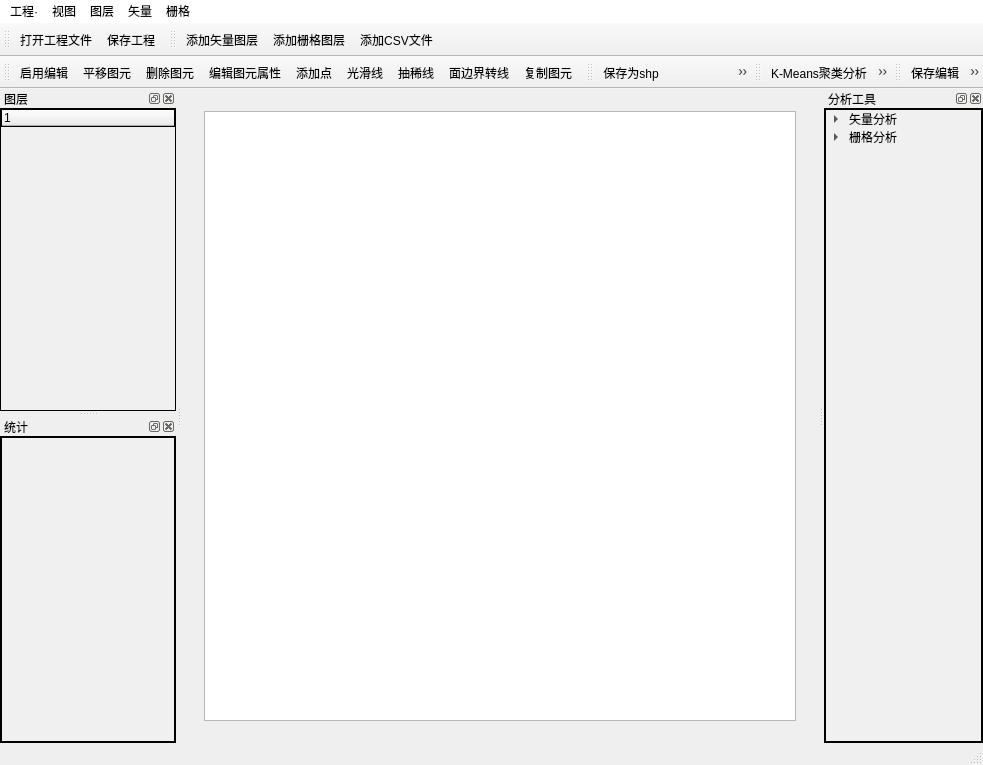
clydesanchez/SearchJourney, file SearchJourney/MainWidget.ui: the form before one commit.
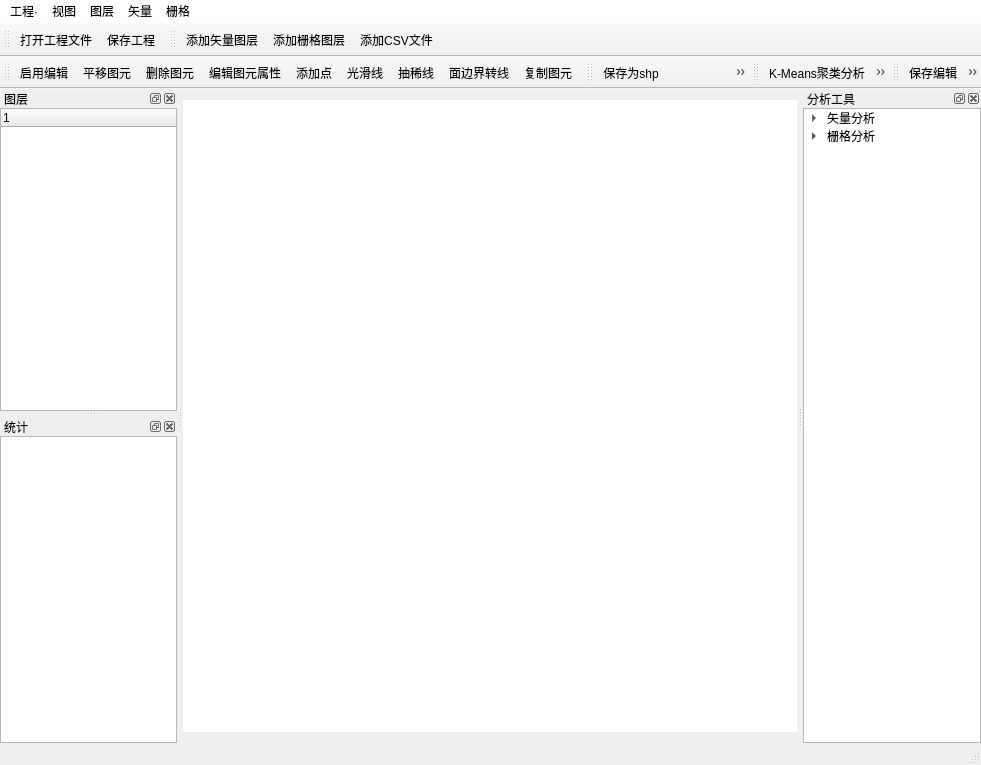
The form after the commit. Icons and pictures are not drawn. Custom widgets are drawn as their Qt base class.

Patch:
```diff
--- a/SearchJourney/MainWidget.ui
+++ b/SearchJourney/MainWidget.ui
@@ -22,6 +22,18 @@
   </property>
   <widget class="QWidget" name="centralWidget">
    <layout class="QGridLayout" name="gridLayout_7">
+    <property name="leftMargin">
+     <number>0</number>
+    </property>
+    <property name="topMargin">
+     <number>0</number>
+    </property>
+    <property name="rightMargin">
+     <number>0</number>
+    </property>
+    <property name="bottomMargin">
+     <number>0</number>
+    </property>
     <item row="0" column="0">
      <widget class="QWidget" name="ctrlMapView" native="true">
       <property name="enabled">
@@ -34,8 +46,30 @@
        </size>
       </property>
       <layout class="QGridLayout" name="gridLayout">
+       <property name="leftMargin">
+        <number>0</number>
+       </property>
+       <property name="topMargin">
+        <number>11</number>
+       </property>
+       <property name="rightMargin">
+        <number>0</number>
+       </property>
+       <property name="bottomMargin">
+        <number>11</number>
+       </property>
        <item row="0" column="0">
-        <widget class="GISMapCanvas" name="graphicsView"/>
+        <widget class="GISMapCanvas" name="graphicsView">
+         <property name="styleSheet">
+          <string notr="true">border-radius: 5px;</string>
+         </property>
+         <property name="frameShape">
+          <enum>QFrame::NoFrame</enum>
+         </property>
+         <property name="frameShadow">
+          <enum>QFrame::Plain</enum>
+         </property>
+        </widget>
        </item>
       </layout>
      </widget>
@@ -119,8 +153,7 @@
   <widget class="QStatusBar" name="statusBar"/>
   <widget class="QDockWidget" name="ctrlLayerListDock">
    <property name="styleSheet">
-    <string notr="true">border:1px soild black;
-background-color:#CCCCCC;</string>
+    <string notr="true"/>
    </property>
    <property name="floating">
     <bool>false</bool>
@@ -132,9 +165,8 @@
     <number>1</number>
    </attribute>
    <widget class="QWidget" name="ctrlLayerWidget">
-    <property name="styleSheet">
-     <string notr="true">border: 1px solid black;
-background-color:#F0F0F0;</string>
+    <property name="autoFillBackground">
+     <bool>true</bool>
     </property>
     <layout class="QGridLayout" name="gridLayout_2">
      <property name="leftMargin">
@@ -154,8 +186,17 @@
      </property>
      <item row="0" column="0">
       <widget class="QgsLayerTreeView" name="ctrlLayerTreeView">
+       <property name="autoFillBackground">
+        <bool>false</bool>
+       </property>
        <property name="styleSheet">
-        <string notr="true">color:black</string>
+        <string notr="true"/>
+       </property>
+       <property name="frameShadow">
+        <enum>QFrame::Plain</enum>
+       </property>
+       <property name="lineWidth">
+        <number>1</number>
        </property>
       </widget>
      </item>
@@ -169,10 +210,6 @@
      <height>135</height>
     </size>
    </property>
-   <property name="styleSheet">
-    <string notr="true">border:1px soild black;
-background-color:#CCCCCC;</string>
-   </property>
    <property name="windowTitle">
     <string>分析工具</string>
    </property>
@@ -181,8 +218,7 @@
    </attribute>
    <widget class="QWidget" name="dockWidgetContents_3">
     <property name="styleSheet">
-     <string notr="true">border: 1px solid black;
-background-color:#F0F0F0;</string>
+     <string notr="true"/>
     </property>
     <layout class="QGridLayout" name="gridLayout_4">
      <property name="leftMargin">
@@ -197,8 +233,20 @@
      <property name="bottomMargin">
       <number>0</number>
      </property>
+     <property name="horizontalSpacing">
+      <number>0</number>
+     </property>
      <item row="0" column="0">
       <widget class="QScrollArea" name="scrollArea_3">
+       <property name="frameShape">
+        <enum>QFrame::StyledPanel</enum>
+       </property>
+       <property name="frameShadow">
+        <enum>QFrame::Plain</enum>
+       </property>
+       <property name="lineWidth">
+        <number>1</number>
+       </property>
        <property name="widgetResizable">
         <bool>true</bool>
        </property>
@@ -207,8 +255,8 @@
          <rect>
           <x>0</x>
           <y>0</y>
-          <width>157</width>
-          <height>568</height>
+          <width>177</width>
+          <height>574</height>
          </rect>
         </property>
         <layout class="QGridLayout" name="gridLayout_5">
@@ -224,8 +272,20 @@
          <property name="bottomMargin">
           <number>0</number>
          </property>
+         <property name="horizontalSpacing">
+          <number>0</number>
+         </property>
          <item row="0" column="0">
           <widget class="QTreeWidget" name="ctrlTreeWidget">
+           <property name="frameShape">
+            <enum>QFrame::NoFrame</enum>
+           </property>
+           <property name="frameShadow">
+            <enum>QFrame::Plain</enum>
+           </property>
+           <property name="lineWidth">
+            <number>0</number>
+           </property>
            <property name="animated">
             <bool>true</bool>
            </property>
@@ -294,10 +354,6 @@
      <height>135</height>
     </size>
    </property>
-   <property name="styleSheet">
-    <string notr="true">border:1px soild black;
-background-color:#CCCCCC;</string>
-   </property>
    <property name="windowTitle">
     <string>统计</string>
    </property>
@@ -306,8 +362,7 @@
    </attribute>
    <widget class="QWidget" name="dockWidgetContents_4">
     <property name="styleSheet">
-     <string notr="true">border: 1px solid black;
-background-color:#F0F0F0;</string>
+     <string notr="true"/>
     </property>
     <layout class="QGridLayout" name="gridLayout_3">
      <property name="leftMargin">
@@ -322,8 +377,14 @@
      <property name="bottomMargin">
       <number>0</number>
      </property>
+     <property name="horizontalSpacing">
+      <number>0</number>
+     </property>
      <item row="0" column="0">
       <widget class="QScrollArea" name="scrollArea_2">
+       <property name="frameShape">
+        <enum>QFrame::StyledPanel</enum>
+       </property>
        <property name="widgetResizable">
         <bool>true</bool>
        </property>
@@ -332,10 +393,13 @@
          <rect>
           <x>0</x>
           <y>0</y>
-          <width>174</width>
-          <height>268</height>
+          <width>176</width>
+          <height>271</height>
          </rect>
         </property>
+        <property name="autoFillBackground">
+         <bool>true</bool>
+        </property>
         <layout class="QGridLayout" name="gridLayout_6">
          <property name="leftMargin">
           <number>0</number>
@@ -349,8 +413,21 @@
          <property name="bottomMargin">
           <number>0</number>
          </property>
+         <property name="horizontalSpacing">
+          <number>0</number>
+         </property>
          <item row="0" column="0">
-          <widget class="QListView" name="ctrlStatisticsView"/>
+          <widget class="QListView" name="ctrlStatisticsView">
+           <property name="frameShape">
+            <enum>QFrame::NoFrame</enum>
+           </property>
+           <property name="frameShadow">
+            <enum>QFrame::Plain</enum>
+           </property>
+           <property name="lineWidth">
+            <number>0</number>
+           </property>
+          </widget>
          </item>
         </layout>
        </widget>
```
